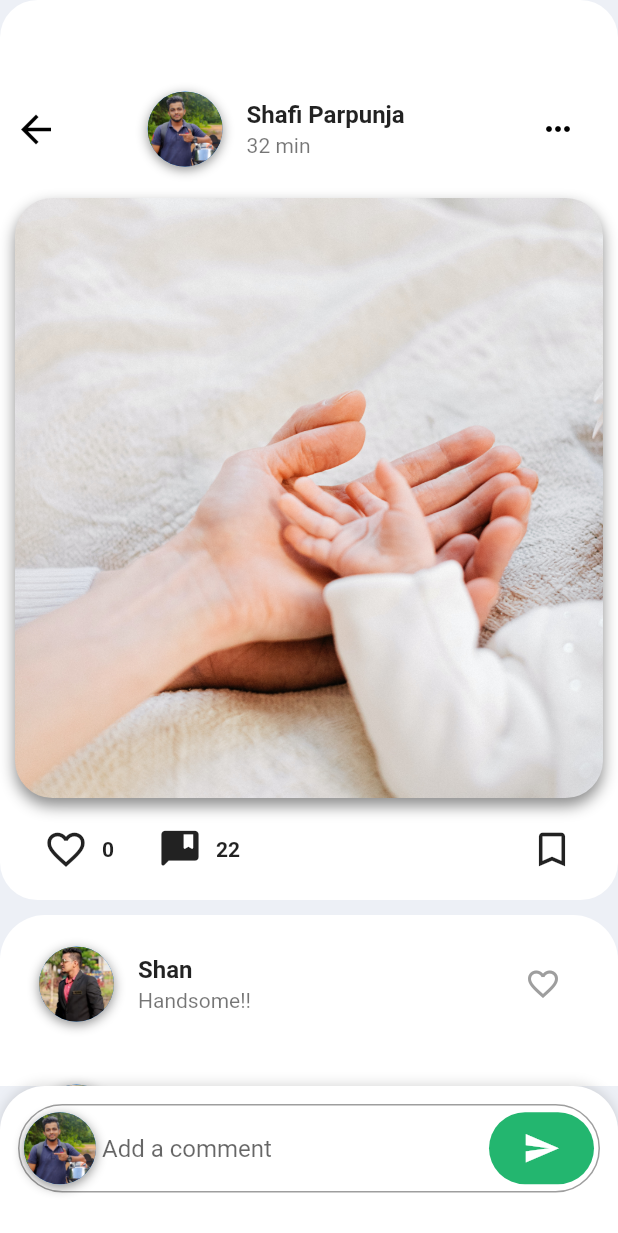
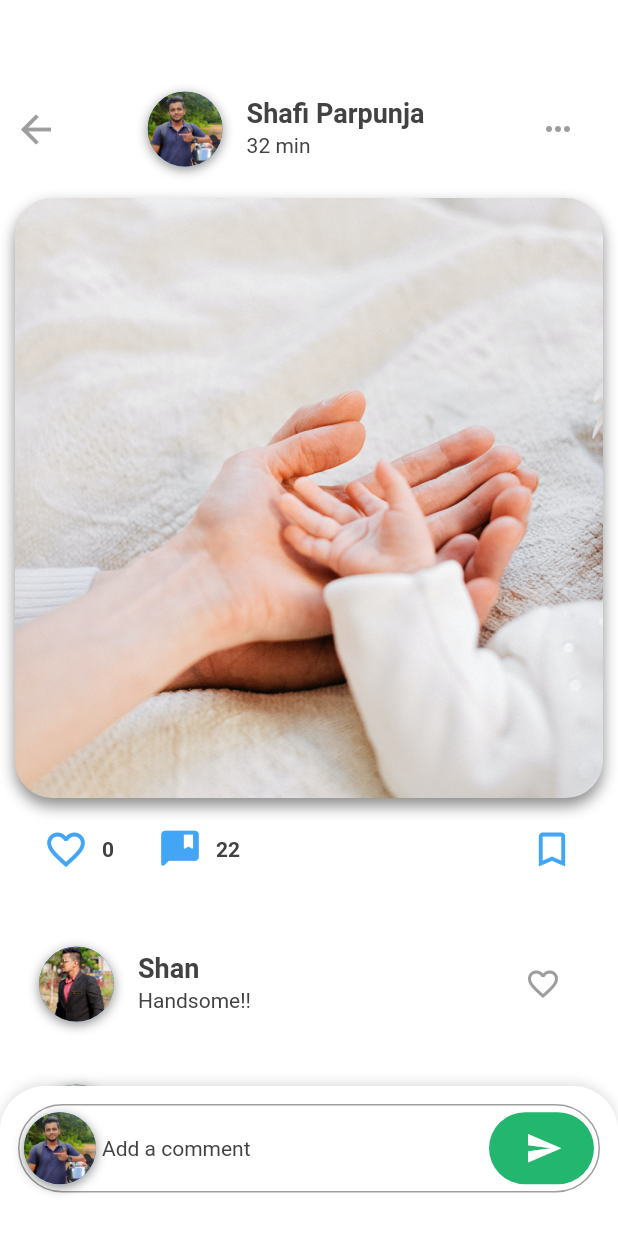
Before and after one commit to shafi3112/shafi_insta, a Flutter app: the screen it shows after launch, after a tap on the "comment bank" icon, on a phone screen of 412 x 824 dp. Shown: the top 1233 px of the screen. Run offline on Flutter 3.47's test engine with Material 2 defaults, Android fonts, the phone set to English and light mode, and no system bars; our stand-ins replace bloc, equatable, flutter_bloc.

Commit message:
Theme updated

```diff
--- /dev/null
+++ b/lib/bloclike/theme_event.dart
@@ -0,0 +1,11 @@
+part of 'theme_bloc.dart';
+
+
+class AppThemeEvent extends Equatable {
+  final ThemeData theme;
+  const AppThemeEvent({this.theme});
+
+  @override
+  List<Object> get props => [theme];
+
+}
--- /dev/null
+++ b/lib/bloclike/theme_state.dart
@@ -0,0 +1,9 @@
+part of 'theme_bloc.dart';
+
+class AppThemeState extends Equatable{
+  final ThemeData theme;
+  const AppThemeState({this.theme});
+
+  @override
+  List<Object> get props => [theme];
+}
--- /dev/null
+++ b/lib/bloclike/themecolors.dart
@@ -0,0 +1,97 @@
+import 'package:flutter/material.dart';
+
+class AppTheme {
+  static final ThemeData lightTheme = ThemeData(
+      scaffoldBackgroundColor: Color(0xFFEDF0F6),
+      primaryColor: Colors.blue[500],
+      canvasColor: Colors.white,
+      accentColor: Colors.white,
+      appBarTheme: AppBarTheme(
+          color: Colors.blue[500],
+          iconTheme: IconThemeData(color: Colors.white)),
+      iconTheme: IconThemeData(color: Colors.blue[400]),
+      textTheme: TextTheme(
+          bodyText1: TextStyle(
+            fontWeight: FontWeight.bold,
+            color: Colors.grey[800],
+            fontSize: 18.0,
+          ),
+          bodyText2: TextStyle(color: Colors.grey[800]),
+          headline4: TextStyle(color: Colors.grey[900])),
+      unselectedWidgetColor: Colors.blue[400],
+      buttonTheme: ButtonThemeData(
+          buttonColor: Colors.blueAccent, textTheme: ButtonTextTheme.primary));
+
+  static final ThemeData darkTheme = ThemeData(
+      scaffoldBackgroundColor: Colors.grey[700],
+      accentColor: Colors.black45,
+      canvasColor: Colors.grey[800],
+      toggleableActiveColor: Colors.white,
+      appBarTheme: AppBarTheme(
+          color: Colors.grey[900],
+          iconTheme: IconThemeData(color: Colors.grey[100])),
+      iconTheme: IconThemeData(color: Colors.grey[300]),
+      textTheme: TextTheme(
+          bodyText1: TextStyle(
+            fontWeight: FontWeight.bold,
+            color: Colors.grey[50],
+            fontSize: 18.0,
+          ),
+          bodyText2: TextStyle(color: Colors.grey[100],
+              fontSize: 15.0),
+          headline4: TextStyle(color: Colors.grey[50])),
+      unselectedWidgetColor: Colors.grey[300],
+      dividerColor: Colors.grey[500],
+      buttonTheme: ButtonThemeData(
+          buttonColor: Colors.grey[900], textTheme: ButtonTextTheme.primary));
+}
+
+/*class AppTheme {
+  static final ThemeData lightTheme = ThemeData(
+      scaffoldBackgroundColor: Color(0xFFEDF0F6),
+      accentColor: Colors.white,
+      canvasColor: Colors.grey[800],
+      toggleableActiveColor: Colors.grey[300],
+      appBarTheme: AppBarTheme(
+        color: Colors.grey[900],
+        iconTheme: IconThemeData(color: Colors.grey[100])),
+        iconTheme: IconThemeData(color: Colors.grey[300]),
+        textTheme: TextTheme(
+          bodyText1: TextStyle(
+            fontWeight: FontWeight.bold,
+            color: Colors.grey[50],
+            fontSize: 25.0,
+          ),
+          bodyText2: TextStyle(color: Colors.grey[100],
+            fontSize: 15.0),
+            headline4: TextStyle(color: Colors.grey[50])),
+            unselectedWidgetColor: Colors.grey[300],
+            dividerColor: Colors.grey[500],
+            buttonTheme: ButtonThemeData(
+              buttonColor: Colors.grey[900], textTheme: ButtonTextTheme.primary));
+
+  static final ThemeData darkTheme = ThemeData(
+      scaffoldBackgroundColor: Colors.grey[100],
+      primaryColor: Colors.blue[500],
+      canvasColor: Colors.white,
+      accentColor: Colors.black,
+      appBarTheme: AppBarTheme(
+          color: Colors.blue[500],
+          iconTheme: IconThemeData(color: Colors.white)),
+      iconTheme: IconThemeData(color: Colors.blue[400]),
+      textTheme: TextTheme(
+          bodyText1: TextStyle(
+            fontWeight: FontWeight.bold,
+            color: Colors.white,
+            fontSize: 18.0,
+          ),
+          bodyText2: TextStyle(
+              fontWeight: FontWeight.bold,
+              color: Colors.white,
+              fontSize: 14.0,
+          ),
+          headline4: TextStyle(color: Colors.grey[900])),
+      unselectedWidgetColor: Colors.blue[400],
+      buttonTheme: ButtonThemeData(
+          buttonColor: Colors.blueAccent, textTheme: ButtonTextTheme.primary));
+}*/
--- a/lib/main.dart
+++ b/lib/main.dart
@@ -1,13 +1,24 @@
 import 'package:flutter/material.dart';
+import 'package:flutter_bloc/flutter_bloc.dart';
+import 'package:instagram_basic_feed/bloclike/theme_bloc.dart';
 import 'package:instagram_basic_feed/screen/feedscreen.dart' ;
 void main() => runApp(MyApp());
 
 class MyApp extends StatelessWidget {
   @override
   Widget build(BuildContext context) {
-    return MaterialApp(
-      debugShowCheckedModeBanner: false,
-      home: FeedScreen(),
+    return BlocProvider<AppThemeBloc>(
+      create: (context) => AppThemeBloc(),
+      child: BlocBuilder<AppThemeBloc, AppThemeState>(
+        builder: (context, state){
+          return MaterialApp(
+            debugShowCheckedModeBanner: false,
+            theme: state.theme,
+            home: FeedScreen(),
+          );
+        },
+      ),
     );
+
   }
 }
--- a/lib/screen/feedscreen.dart
+++ b/lib/screen/feedscreen.dart
@@ -1,9 +1,12 @@
 import 'package:flutter/material.dart';
+import 'package:flutter_bloc/flutter_bloc.dart';
+import 'package:instagram_basic_feed/bloclike/themecolors.dart';
 import 'package:instagram_basic_feed/model/post.dart' ;
 import 'package:instagram_basic_feed/screen/messagescreen.dart';
 import 'package:instagram_basic_feed/screen/msg.dart';
 import 'package:instagram_basic_feed/screen/viewpost.dart' ;
 import 'package:instagram_basic_feed/searchpage.dart';
+import 'package:instagram_basic_feed/bloclike/theme_bloc.dart';
 
 class FeedScreen extends StatefulWidget {
   @override
@@ -11,6 +14,7 @@ class FeedScreen extends StatefulWidget {
 }
 
 class _FeedScreenState extends State<FeedScreen> {
+  bool _isThemeSwitch = false;
   Widget _buildPost(int index) {
     return Padding(
       padding: EdgeInsets.symmetric(horizontal: 10.0, vertical: 5.0),
@@ -18,7 +22,7 @@ class _FeedScreenState extends State<FeedScreen> {
         width: double.infinity,
         height: 560.0,
         decoration: BoxDecoration(
-          color: Colors.white,
+          color: Theme.of(context).accentColor,
           borderRadius: BorderRadius.circular(25.0),
         ),
         child: Column(
@@ -32,6 +36,7 @@ class _FeedScreenState extends State<FeedScreen> {
                       width: 50.0,
                       height: 50.0,
                       decoration: BoxDecoration(
+                        color: Theme.of(context).accentColor,
                         shape: BoxShape.circle,
                         boxShadow: [
                           BoxShadow(
@@ -54,11 +59,11 @@ class _FeedScreenState extends State<FeedScreen> {
                     ),
                     title: Text(
                       posts[index].authorName,
-                      style: TextStyle(
-                        fontWeight: FontWeight.bold,
-                      ),
+                      style: Theme.of(context).textTheme.bodyText1,
                     ),
-                    subtitle: Text(posts[index].timeAgo),
+                    subtitle: Text(posts[index].timeAgo,
+                        style: Theme.of(context).textTheme.bodyText2),
+
                     trailing: PopupMenuButton<String>(itemBuilder: (BuildContext context){
                       return [
                         PopupMenuItem(child: Text("Report"), value: "Report",),
@@ -86,6 +91,7 @@ class _FeedScreenState extends State<FeedScreen> {
                       width: double.infinity,
                       height: 400.0,
                       decoration: BoxDecoration(
+                        color: Theme.of(context).accentColor,
                         borderRadius: BorderRadius.circular(25.0),
                         boxShadow: [
                           BoxShadow(
@@ -113,14 +119,12 @@ class _FeedScreenState extends State<FeedScreen> {
                                 IconButton(
                                   icon: Icon(Icons.favorite_border),
                                   iconSize: 30.0,
+                                  color: Colors.blueGrey,
                                   onPressed: () => print('Like post'),
                                 ),
                                 Text(
-                                  '100',
-                                  style: TextStyle(
-                                    fontSize: 14.0,
-                                    fontWeight: FontWeight.w600,
-                                  ),
+                                  '0',
+                                  style: Theme.of(context).textTheme.bodyText1,
                                 ),
                               ],
                             ),
@@ -129,6 +133,7 @@ class _FeedScreenState extends State<FeedScreen> {
                               children: <Widget>[
                                 IconButton(
                                   icon: Icon(Icons.comment_bank_sharp),
+                                  color: Colors.blueGrey,
                                   iconSize: 30.0,
                                   onPressed: () {
                                     Navigator.push(
@@ -143,10 +148,7 @@ class _FeedScreenState extends State<FeedScreen> {
                                 ),
                                 Text(
                                   '22',
-                                  style: TextStyle(
-                                    fontSize: 14.0,
-                                    fontWeight: FontWeight.w600,
-                                  ),
+                                  style: Theme.of(context).textTheme.bodyText2,
                                 ),
                               ],
                             ),
@@ -172,7 +174,7 @@ class _FeedScreenState extends State<FeedScreen> {
   @override
   Widget build(BuildContext context) {
     return Scaffold(
-      backgroundColor: Color(0xFFEDF0F6),
+      backgroundColor: Theme.of(context).accentColor,
       body: ListView(
         physics: AlwaysScrollableScrollPhysics(),
         children: <Widget>[
@@ -191,6 +193,28 @@ class _FeedScreenState extends State<FeedScreen> {
                 ),
              Row(
                   children: <Widget>[
+                    Switch(
+                      value: _isThemeSwitch,
+
+                      onChanged: (val) {
+                        if(_isThemeSwitch){
+                          BlocProvider.of<AppThemeBloc>(context).add(AppThemeEvent(
+                              theme: AppTheme.lightTheme
+
+                          ));
+                        }
+                        else {
+                          BlocProvider.of<AppThemeBloc>(context).add(AppThemeEvent(
+                              theme: AppTheme.darkTheme
+                          ));
+                        }
+                        _isThemeSwitch = val;
+                        setState(() {
+
+                        });
+                      },
+
+                    ),
                   /*IconButton(
                       icon: Icon(Icons.delivery_dining),
                       iconSize: 30.0,
@@ -202,6 +226,7 @@ class _FeedScreenState extends State<FeedScreen> {
                       child: IconButton(
                         icon: Icon(Icons.message_rounded),
                         iconSize: 30.0,
+                        color: Colors.blueGrey,
                         onPressed: () {
                           Navigator.push(
                             context,
@@ -235,6 +260,7 @@ class _FeedScreenState extends State<FeedScreen> {
                   width: 60.0,
                   height: 60.0,
                   decoration: BoxDecoration(
+                    color: Theme.of(context).accentColor,
                     shape: BoxShape.circle,
                     boxShadow: [
                       BoxShadow(
@@ -286,7 +312,7 @@ class _FeedScreenState extends State<FeedScreen> {
                     Icons.search,
                   ),
                   iconSize: 30.0,
-                  color: Colors.grey,
+                  color: Colors.black,
                   onPressed: () {
                     Navigator.push(
                       context,
@@ -312,7 +338,7 @@ class _FeedScreenState extends State<FeedScreen> {
                   child: Icon(
                     Icons.add,
                     size: 30.0,
-                    color: Colors.white,
+                    color: Theme.of(context).accentColor,
                   ),
                 ),
               ),
@@ -322,7 +348,7 @@ class _FeedScreenState extends State<FeedScreen> {
               icon: Icon(
                 Icons.favorite_border,
                 size: 30.0,
-                color: Colors.grey,
+                //color: Theme.of(context).accentColor,
               ),
               title: Text('Likes'),
             ),
@@ -330,7 +356,7 @@ class _FeedScreenState extends State<FeedScreen> {
               icon: Icon(
                 Icons.person_outline,
                 size: 30.0,
-                color: Colors.grey,
+                //color: Theme.of(context).accentColor,
               ),
               title: Text('Profile'),
             ),
--- a/lib/screen/viewpost.dart
+++ b/lib/screen/viewpost.dart
@@ -21,6 +21,7 @@ class _ViewPostScreenState extends State<ViewPostScreen> {
           width: 50.0,
           height: 50.0,
           decoration: BoxDecoration(
+            color: Theme.of(context).accentColor,
             shape: BoxShape.circle,
             boxShadow: [
               BoxShadow(
@@ -43,11 +44,10 @@ class _ViewPostScreenState extends State<ViewPostScreen> {
         ),
         title: Text(
           comments[index].authorName,
-          style: TextStyle(
-            fontWeight: FontWeight.bold,
-          ),
+          style: Theme.of(context).textTheme.bodyText1,
         ),
-        subtitle: Text(comments[index].text),
+        subtitle: Text(comments[index].text,
+        style: Theme.of(context).textTheme.bodyText2),
         trailing: IconButton(
           icon: Icon(
             Icons.favorite_border,
@@ -63,7 +63,7 @@ class _ViewPostScreenState extends State<ViewPostScreen> {
   Widget build(BuildContext context) {
     final _bloc = CounterBloc();
     return Scaffold(
-      backgroundColor: Color(0xFFEDF0F6),
+      backgroundColor: Theme.of(context).accentColor,//Color(0xFFEDF0F6),
       body: SingleChildScrollView(
         physics: AlwaysScrollableScrollPhysics(),
         child: Column(
@@ -73,7 +73,8 @@ class _ViewPostScreenState extends State<ViewPostScreen> {
               width: double.infinity,
               height: 600.0,
               decoration: BoxDecoration(
-                color: Colors.white,
+                //color: Colors.white,
+                color: Theme.of(context).accentColor,
                 borderRadius: BorderRadius.circular(25.0),
               ),
               child: Column(
@@ -88,7 +89,7 @@ class _ViewPostScreenState extends State<ViewPostScreen> {
                             IconButton(
                               icon: Icon(Icons.arrow_back),
                               iconSize: 30.0,
-                              color: Colors.black,
+                              color: Colors.grey,
                               onPressed: () => Navigator.pop(context),
                             ),
                             Container(
@@ -98,6 +99,7 @@ class _ViewPostScreenState extends State<ViewPostScreen> {
                                   width: 50.0,
                                   height: 50.0,
                                   decoration: BoxDecoration(
+                                    color: Theme.of(context).accentColor,
                                     shape: BoxShape.circle,
                                     boxShadow: [
                                       BoxShadow(
@@ -121,14 +123,13 @@ class _ViewPostScreenState extends State<ViewPostScreen> {
                                 ),
                                 title: Text(
                                   widget.post.authorName,
-                                  style: TextStyle(
-                                    fontWeight: FontWeight.bold,
-                                  ),
+                                  style: Theme.of(context).textTheme.bodyText1,
                                 ),
-                                subtitle: Text(widget.post.timeAgo),
+                                subtitle: Text(widget.post.timeAgo,
+                                  style: Theme.of(context).textTheme.bodyText2),
                                 trailing: IconButton(
                                   icon: Icon(Icons.more_horiz),
-                                  color: Colors.black,
+                                  color: Colors.grey,
                                   onPressed: () => print('More'),
                                 ),
                               ),
@@ -225,7 +226,8 @@ class _ViewPostScreenState extends State<ViewPostScreen> {
               width: double.infinity,
               height: 600.0,
               decoration: BoxDecoration(
-                color: Colors.white,
+                //color: Colors.white,
+                color: Theme.of(context).accentColor,
                 borderRadius: BorderRadius.only(
                   topLeft: Radius.circular(30.0),
                   topRight: Radius.circular(30.0),
@@ -249,6 +251,7 @@ class _ViewPostScreenState extends State<ViewPostScreen> {
         child: Container(
           height: 100.0,
           decoration: BoxDecoration(
+            color: Theme.of(context).accentColor,
             borderRadius: BorderRadius.only(
               topLeft: Radius.circular(30.0),
               topRight: Radius.circular(30.0),
@@ -260,7 +263,7 @@ class _ViewPostScreenState extends State<ViewPostScreen> {
                 blurRadius: 6.0,
               ),
             ],
-            color: Colors.white,
+            //color: Colors.white,
           ),
           child: Padding(
             padding: EdgeInsets.all(12.0),
@@ -277,6 +280,7 @@ class _ViewPostScreenState extends State<ViewPostScreen> {
                 ),
                 contentPadding: EdgeInsets.all(20.0),
                 hintText: 'Add a comment',
+                hintStyle: Theme.of(context).textTheme.bodyText2,
                 prefixIcon: Container(
                   margin: EdgeInsets.all(4.0),
                   width: 48.0,
```
Also changed, not shown: lib/bloclike/theme_bloc.dart (added, +21 -0 lines), lib/screen/messagescreen.dart (+14 -10 lines), pubspec.yaml (+5 -2 lines), pubspec.lock.
